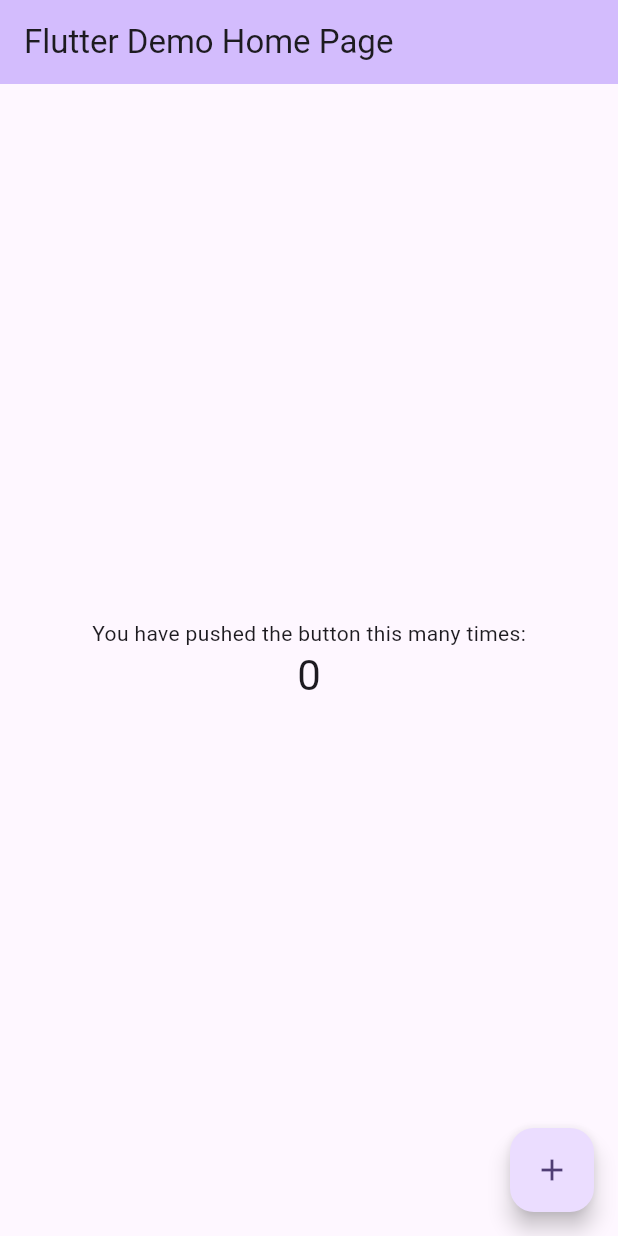
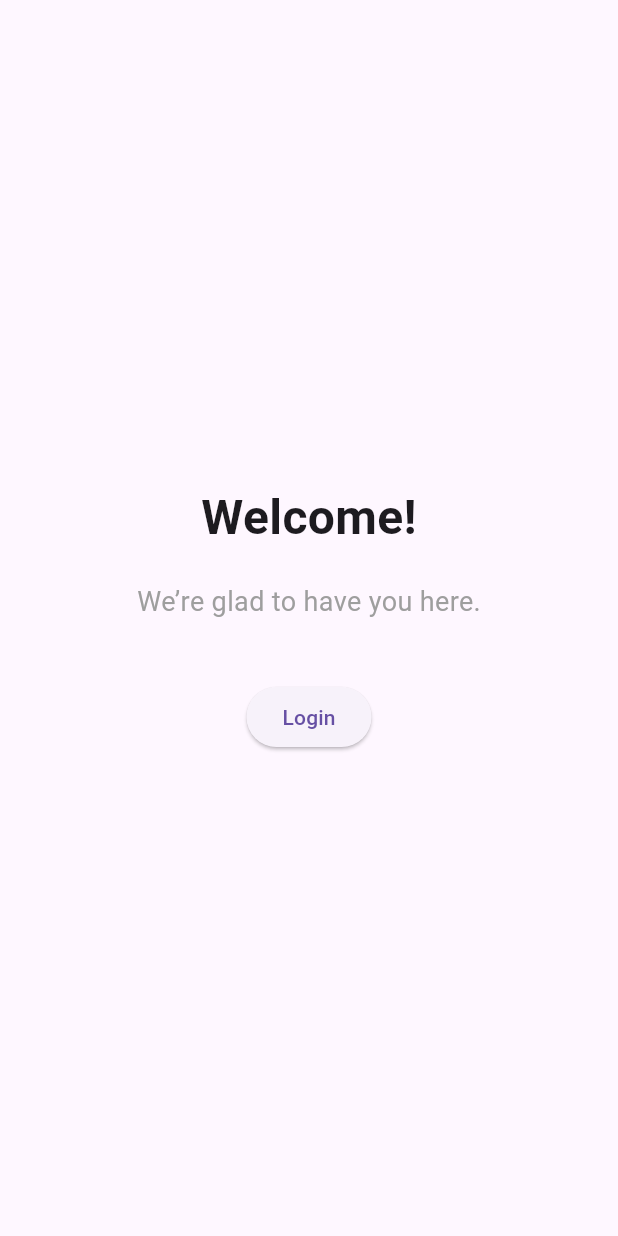
Before and after one commit to emosweaty/Flutter, a Flutter app: the screen it shows after launch, on a phone screen of 412 x 824 dp. Run offline on Flutter 3.47's test engine with Material 3 defaults, Android fonts, the phone set to English and light mode, and no system bars; our stand-ins replace firebase_auth, firebase_core; accounts and stored records are empty; statements that could not run were skipped.

Commit message:
Login with Firebase & styling

```diff
--- a/flutter_project/lib/main.dart
+++ b/flutter_project/lib/main.dart
@@ -1,122 +1,30 @@
 import 'package:flutter/material.dart';
+import 'package:firebase_core/firebase_core.dart';
+import 'firebase_options.dart';
 
-void main() {
+import 'welcome.dart';
+import 'login.dart';
+import 'home.dart';
+
+void main() async {
+  WidgetsFlutterBinding.ensureInitialized();
+  await Firebase.initializeApp(
+    options: DefaultFirebaseOptions.currentPlatform,
+  );
   runApp(const MyApp());
 }
 
 class MyApp extends StatelessWidget {
   const MyApp({super.key});
 
-  // This widget is the root of your application.
   @override
   Widget build(BuildContext context) {
     return MaterialApp(
-      title: 'Flutter Demo',
-      theme: ThemeData(
-        // This is the theme of your application.
-        //
-        // TRY THIS: Try running your application with "flutter run". You'll see
-        // the application has a purple toolbar. Then, without quitting the app,
-        // try changing the seedColor in the colorScheme below to Colors.green
-        // and then invoke "hot reload" (save your changes or press the "hot
-        // reload" button in a Flutter-supported IDE, or press "r" if you used
-        // the command line to start the app).
-        //
-        // Notice that the counter didn't reset back to zero; the application
-        // state is not lost during the reload. To reset the state, use hot
-        // restart instead.
-        //
-        // This works for code too, not just values: Most code changes can be
-        // tested with just a hot reload.
-        colorScheme: ColorScheme.fromSeed(seedColor: Colors.deepPurple),
-      ),
-      home: const MyHomePage(title: 'Flutter Demo Home Page'),
+      home: const WelcomeScreen(),
+      routes: {
+        LoginScreen.routeName: (_) => const LoginScreen(),
+        HomeScreen.routeName: (_) => const HomeScreen(),
+      },
     );
   }
 }
-
-class MyHomePage extends StatefulWidget {
-  const MyHomePage({super.key, required this.title});
-
-  // This widget is the home page of your application. It is stateful, meaning
-  // that it has a State object (defined below) that contains fields that affect
-  // how it looks.
-
-  // This class is the configuration for the state. It holds the values (in this
-  // case the title) provided by the parent (in this case the App widget) and
-  // used by the build method of the State. Fields in a Widget subclass are
-  // always marked "final".
-
-  final String title;
-
-  @override
-  State<MyHomePage> createState() => _MyHomePageState();
-}
-
-class _MyHomePageState extends State<MyHomePage> {
-  int _counter = 0;
-
-  void _incrementCounter() {
-    setState(() {
-      // This call to setState tells the Flutter framework that something has
-      // changed in this State, which causes it to rerun the build method below
-      // so that the display can reflect the updated values. If we changed
-      // _counter without calling setState(), then the build method would not be
-      // called again, and so nothing would appear to happen.
-      _counter++;
-    });
-  }
-
-  @override
-  Widget build(BuildContext context) {
-    // This method is rerun every time setState is called, for instance as done
-    // by the _incrementCounter method above.
-    //
-    // The Flutter framework has been optimized to make rerunning build methods
-    // fast, so that you can just rebuild anything that needs updating rather
-    // than having to individually change instances of widgets.
-    return Scaffold(
-      appBar: AppBar(
-        // TRY THIS: Try changing the color here to a specific color (to
-        // Colors.amber, perhaps?) and trigger a hot reload to see the AppBar
-        // change color while the other colors stay the same.
-        backgroundColor: Theme.of(context).colorScheme.inversePrimary,
-        // Here we take the value from the MyHomePage object that was created by
-        // the App.build method, and use it to set our appbar title.
-        title: Text(widget.title),
-      ),
-      body: Center(
-        // Center is a layout widget. It takes a single child and positions it
-        // in the middle of the parent.
-        child: Column(
-          // Column is also a layout widget. It takes a list of children and
-          // arranges them vertically. By default, it sizes itself to fit its
-          // children horizontally, and tries to be as tall as its parent.
-          //
-          // Column has various properties to control how it sizes itself and
-          // how it positions its children. Here we use mainAxisAlignment to
-          // center the children vertically; the main axis here is the vertical
-          // axis because Columns are vertical (the cross axis would be
-          // horizontal).
-          //
-          // TRY THIS: Invoke "debug painting" (choose the "Toggle Debug Paint"
-          // action in the IDE, or press "p" in the console), to see the
-          // wireframe for each widget.
-          mainAxisAlignment: MainAxisAlignment.center,
-          children: <Widget>[
-            const Text('You have pushed the button this many times:'),
-            Text(
-              '$_counter',
-              style: Theme.of(context).textTheme.headlineMedium,
-            ),
-          ],
-        ),
-      ),
-      floatingActionButton: FloatingActionButton(
-        onPressed: _incrementCounter,
-        tooltip: 'Increment',
-        child: const Icon(Icons.add),
-      ), // This trailing comma makes auto-formatting nicer for build methods.
-    );
-  }
-}
--- /dev/null
+++ b/flutter_project/lib/welcome.dart
@@ -0,0 +1,38 @@
+import 'package:flutter/material.dart';
+import 'login.dart';
+
+class WelcomeScreen extends StatelessWidget {
+  static const String routeName = '/welcome';
+
+  const WelcomeScreen({super.key});
+
+  @override
+  Widget build(BuildContext context) {
+    return Scaffold(
+      body: Center(
+        child: Padding(
+          padding: const EdgeInsets.all(24.0),
+          child: Column(
+            mainAxisSize: MainAxisSize.min,
+            children: [
+              const Text(
+                'Welcome!',
+                style: TextStyle(fontSize: 32, fontWeight: FontWeight.bold),
+              ),
+              const SizedBox(height: 20),
+              const Text(
+                'We’re glad to have you here.',
+                style: TextStyle(fontSize: 18, color: Colors.grey),
+              ),
+              const SizedBox(height: 40),
+              ElevatedButton(
+                onPressed: () => Navigator.pushNamed(context, LoginScreen.routeName),
+                child: const Text('Login'),
+              ),
+            ],
+          ),
+        ),
+      ),
+    );
+  }
+}
--- a/flutter_project/pubspec.yaml
+++ b/flutter_project/pubspec.yaml
@@ -34,6 +34,8 @@ dependencies:
   # The following adds the Cupertino Icons font to your application.
   # Use with the CupertinoIcons class for iOS style icons.
   cupertino_icons: ^1.0.8
+  firebase_core: ^3.13.0
+  firebase_auth: ^5.5.2
 
 dev_dependencies:
   flutter_test:
```
Also changed, not shown: flutter_project/lib/home.dart (added, +13 -0 lines), flutter_project/lib/login.dart (added, +116 -0 lines), flutter_project/firebase.json (added), flutter_project/lib/firebase_options.dart (added), flutter_project/pubspec.lock, 1 other file.
